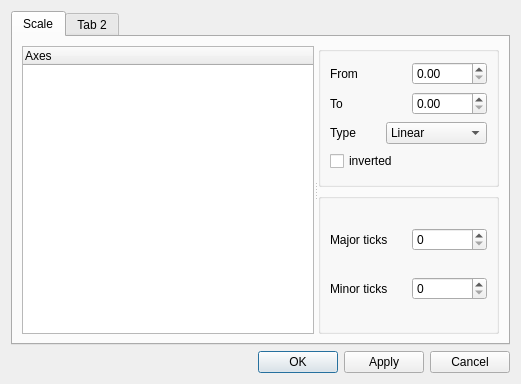
Above: alphaplot/src/2Dplot/widgets/Axis2DPropertiesDialog.ui from narunlifescience/AlphaPlot before the change. Below: the same form after it.
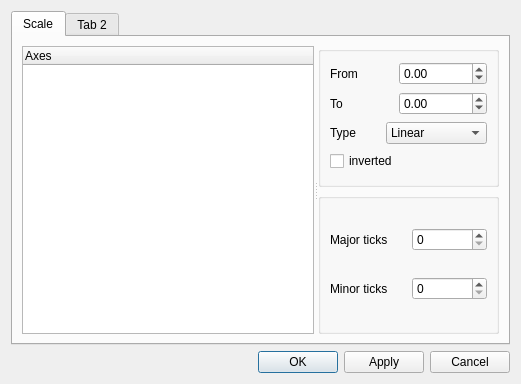
That is the form after the change.

```diff
--- a/alphaplot/src/2Dplot/widgets/Axis2DPropertiesDialog.ui
+++ b/alphaplot/src/2Dplot/widgets/Axis2DPropertiesDialog.ui
@@ -33,7 +33,7 @@
            </property>
           </column>
          </widget>
-         <widget class="QWidget" name="">
+         <widget class="QWidget" name="layoutWidget">
           <layout class="QVBoxLayout" name="verticalLayout">
            <item>
             <widget class="QGroupBox" name="groupBox">
@@ -51,7 +51,20 @@
                  </widget>
                 </item>
                 <item>
-                 <widget class="QDoubleSpinBox" name="axisFromDoubleSpinBox"/>
+                 <widget class="QDoubleSpinBox" name="axisFromDoubleSpinBox">
+                  <property name="minimum">
+                   <double>-1000000000000000057857959942726969827393378689175040438172647424.000000000000000</double>
+                  </property>
+                  <property name="maximum">
+                   <double>1000000000000000057857959942726969827393378689175040438172647424.000000000000000</double>
+                  </property>
+                  <property name="singleStep">
+                   <double>0.100000000000000</double>
+                  </property>
+                  <property name="value">
+                   <double>0.000000000000000</double>
+                  </property>
+                 </widget>
                 </item>
                </layout>
               </item>
@@ -65,7 +78,17 @@
                  </widget>
                 </item>
                 <item>
-                 <widget class="QDoubleSpinBox" name="axisToDoubleSpinBox"/>
+                 <widget class="QDoubleSpinBox" name="axisToDoubleSpinBox">
+                  <property name="minimum">
+                   <double>-1000000000000000057857959942726969827393378689175040438172647424.000000000000000</double>
+                  </property>
+                  <property name="maximum">
+                   <double>1000000000000000057857959942726969827393378689175040438172647424.000000000000000</double>
+                  </property>
+                  <property name="singleStep">
+                   <double>0.100000000000000</double>
+                  </property>
+                 </widget>
                 </item>
                </layout>
               </item>
```
